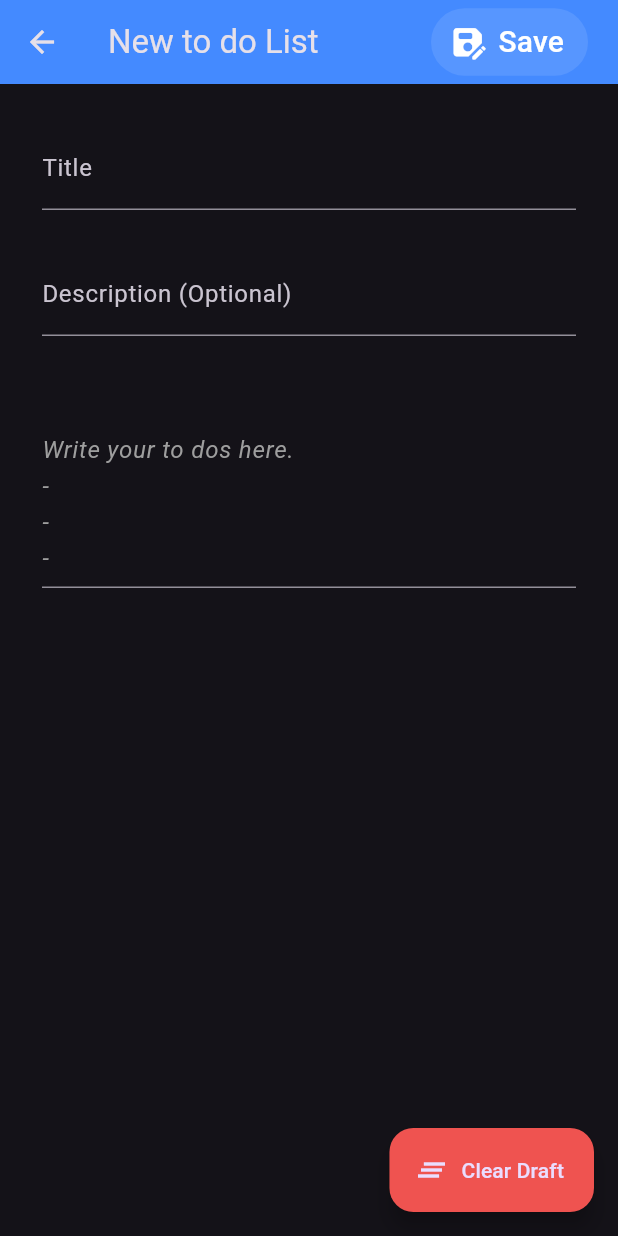
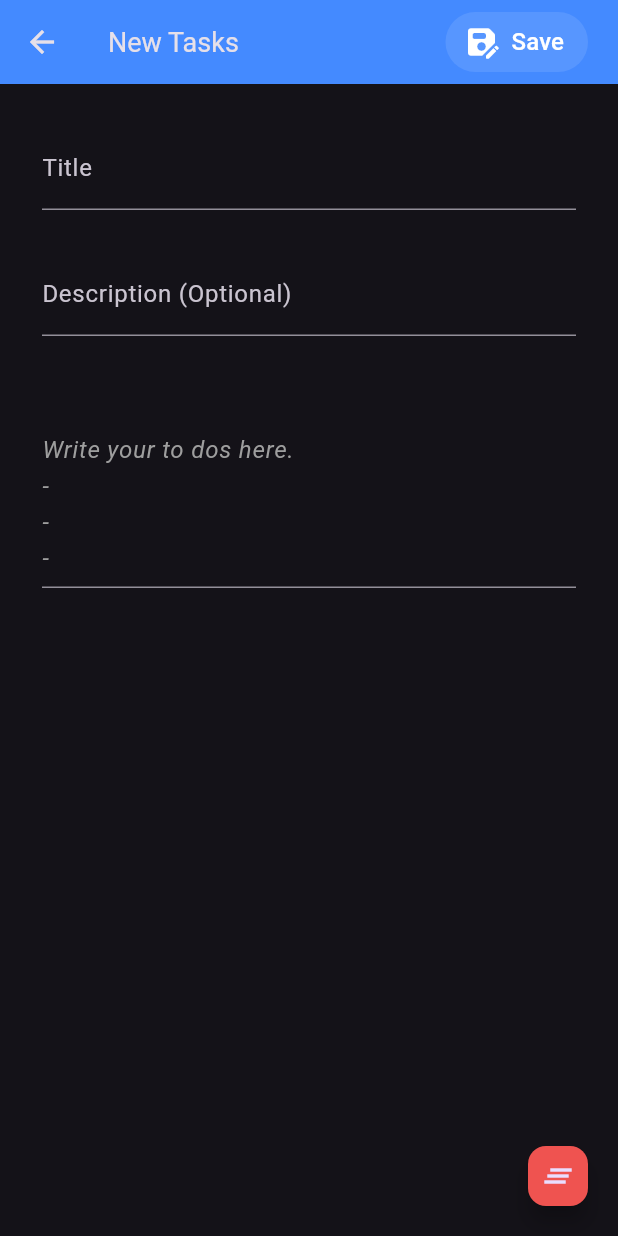
Before and after one commit to falbloshi/2-do, a Flutter app: the screen it shows after launch, after a tap on "New Tasks", on a phone screen of 412 x 824 dp. Run offline on Flutter 3.47's test engine with Material 3 defaults, Android fonts, the phone set to English and light mode, and no system bars; our stand-ins replace hive_flutter; accounts and stored records are empty.

```diff
--- a/lib/pages/new_task_page.dart
+++ b/lib/pages/new_task_page.dart
@@ -119,17 +119,19 @@ class _NewTaskPageState extends State<NewTaskPage> {
     final appColor = isEditing ? Colors.green[400] : Colors.blueAccent;
     final appTitle = isEditing
         ? 'Editing ${titleController.text}'
-        : 'New to do List';
+        : 'New Tasks';
+
+    final isKeyboardOpen = MediaQuery.of(context).viewInsets.bottom != 0;
 
     return Scaffold(
       appBar: AppBar(
-        title: Text(appTitle),
+        title: Text(appTitle, style: TextStyle(fontSize: 18)),
         backgroundColor: appColor,
         actions: [
           TextButton.icon(
             onPressed: validateAndSaveForm,
-            icon: const Icon(Icons.save_as_rounded, size: 25),
-            label: Text('Save', style: TextStyle(fontSize: 20)),
+            icon: const Icon(Icons.save_as_rounded, size: 24),
+            label: Text('Save', style: TextStyle(fontSize: 16)),
             style: TextButton.styleFrom(
               foregroundColor: Colors.white,
               backgroundColor: Colors.white10,
@@ -145,8 +147,9 @@ class _NewTaskPageState extends State<NewTaskPage> {
         tasksController: tasksController,
       ),
 
-      floatingActionButton: widget.taskIndex == null
-          ? FloatingActionButton.extended(
+      floatingActionButton: (widget.taskIndex == null && !isKeyboardOpen)
+          ? FloatingActionButton(
+              mini: true,
               onPressed: () {
                 setState(() {
                   titleController.clear();
@@ -156,9 +159,9 @@ class _NewTaskPageState extends State<NewTaskPage> {
                 });
                 showSnack('Draft cleared');
               },
-              icon: Icon(Icons.clear_all),
-              label: Text('Clear Draft'),
               backgroundColor: Colors.red[400],
+              tooltip: 'Clear Draft',
+              child: const Icon(Icons.clear_all, size: 24),
             )
           : null,
     );
@@ -179,7 +182,9 @@ class EntryForm extends StatelessWidget {
 
   @override
   Widget build(BuildContext context) {
-    return Container(
+    return SingleChildScrollView(
+      physics: const AlwaysScrollableScrollPhysics(),
+      child: Container(
         padding: const EdgeInsets.all(28),
         child: Column(
           children: [
@@ -213,6 +218,7 @@ class EntryForm extends StatelessWidget {
             ),
           ],
         ),
+      ),
     );
   }
 }
--- a/lib/pages/task_page.dart
+++ b/lib/pages/task_page.dart
@@ -57,7 +57,7 @@ class _TaskPageState extends State<TaskPage> {
   Widget build(BuildContext context) {
     return Scaffold(
       appBar: AppBar(
-        title: const Text('My To Dos'),
+        title: const Text('My To Dos', style: TextStyle(fontSize: 18)),
         backgroundColor: Colors.red,
         actions: [
           TextButton.icon(
@@ -69,8 +69,8 @@ class _TaskPageState extends State<TaskPage> {
                 ),
               );
             },
-            icon: const Icon(Icons.add_rounded, size: 25),
-            label: const Text('New Tasks', style: TextStyle(fontSize: 18)),
+            icon: const Icon(Icons.add_rounded, size: 24),
+            label: const Text('New Tasks', style: TextStyle(fontSize: 16)),
             style: TextButton.styleFrom(
               foregroundColor: Colors.white,
               backgroundColor: Colors.white10,
```
Lines whose indentation alone changed are shown as unchanged.
